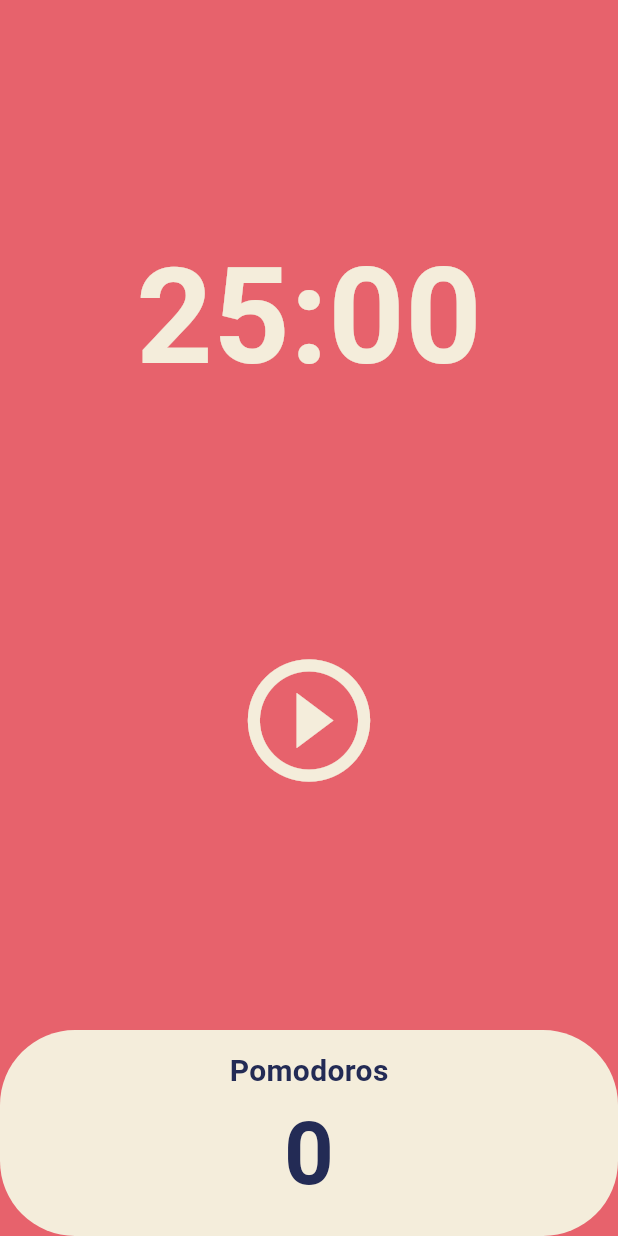
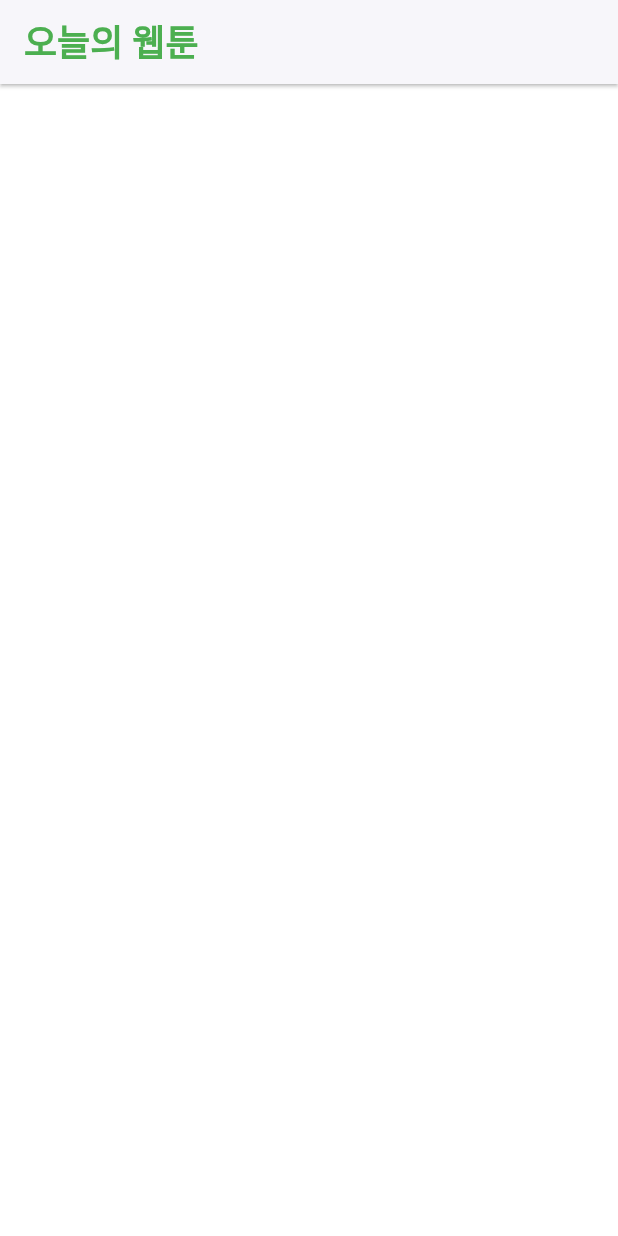
Before and after one commit to judoree/tooflix, a Flutter app: the screen it shows after launch, on a phone screen of 412 x 824 dp. Run offline on Flutter 3.47's test engine with Material 3 defaults, Android fonts, the light colour scheme and no system bars.

Commit message:
Create Webtoon

```diff
--- a/lib/main.dart
+++ b/lib/main.dart
@@ -10,17 +10,8 @@ class App extends StatelessWidget {
 
   @override
   Widget build(BuildContext context) {
-    return MaterialApp(
-      theme: ThemeData(
-        scaffoldBackgroundColor: const Color(0xFFE7626C),
-        textTheme: const TextTheme(
-          displayLarge: TextStyle(
-            color: Color(0xFF232B55),
-          ),
-        ),
-        cardColor: const Color(0xFFF4EDDB),
-      ),
-      home: const HomeScreen(),
+    return const MaterialApp(
+      home: HomeScreen(),
     );
   }
 }
--- a/lib/screens/home_screen.dart
+++ b/lib/screens/home_screen.dart
@@ -1,129 +1,24 @@
-import 'dart:async';
-
 import 'package:flutter/material.dart';
 
-class HomeScreen extends StatefulWidget {
+class HomeScreen extends StatelessWidget {
   const HomeScreen({super.key});
-
-  @override
-  State<HomeScreen> createState() => _HomeScreenState();
-}
-
-class _HomeScreenState extends State<HomeScreen> {
-  static const fanalTime = 1500;
-  int totalSeconds = fanalTime;
-  int totalPomodoros = 0;
-  bool isRunning = false;
-  late Timer timer; // lats modifier : 이 프로퍼티 를 당장 초기화 하지 않아도 된다는 것을 뜻함
-
-  void onTick(Timer timer) {
-    if (totalSeconds == 0) {
-      setState(() {
-        totalPomodoros = totalPomodoros + 1;
-        isRunning = false;
-        totalSeconds = fanalTime;
-      });
-      timer.cancel();
-    } else {
-      setState(() {
-        totalSeconds = totalSeconds - 1;
-      });
-    }
-  }
-
-  void onStartPressed() {
-    timer = Timer.periodic(
-      const Duration(seconds: 1),
-      onTick,
-    );
-    setState(() {
-      isRunning = true;
-    });
-  }
-
-  void onPausePressed() {
-    timer.cancel();
-    setState(() {
-      isRunning = false;
-    });
-  }
-
-  String format(int seconds) {
-    var duration = Duration(seconds: seconds);
-    return duration.toString().split(".").first.substring(2, 7);
-  }
 
   @override
   Widget build(BuildContext context) {
     return Scaffold(
-      backgroundColor: Theme.of(context).scaffoldBackgroundColor,
-      body: Column(
-        children: [
-          Flexible(
-            flex: 2,
-            child: Container(
-              alignment: Alignment.bottomCenter,
-              child: Text(
-                format(totalSeconds),
-                style: TextStyle(
-                  color: Theme.of(context).cardColor,
-                  fontSize: 89,
-                  fontWeight: FontWeight.w600,
-                ),
-              ),
-            ),
+      backgroundColor: Colors.white,
+      appBar: AppBar(
+        elevation: 1,
+        shadowColor: Colors.black,
+        backgroundColor: Colors.white,
+        foregroundColor: Colors.green,
+        title: const Text(
+          "오늘의 웹툰",
+          style: TextStyle(
+            fontSize: 24,
+            fontWeight: FontWeight.w600,
           ),
-          Flexible(
-            flex: 3,
-            child: Center(
-              child: IconButton(
-                iconSize: 98,
-                color: Theme.of(context).cardColor,
-                onPressed: isRunning ? onPausePressed : onStartPressed,
-                icon: Icon(isRunning
-                    ? Icons.pause_circle_outline
-                    : Icons.play_circle_outline),
-              ),
-            ),
-          ),
-          Flexible(
-            flex: 1,
-            child: Row(
-              children: [
-                Expanded(
-                  child: Container(
-                    decoration: BoxDecoration(
-                        color: Theme.of(context).cardColor,
-                        borderRadius: BorderRadius.circular(50)),
-                    child: Column(
-                      mainAxisAlignment: MainAxisAlignment.center,
-                      children: [
-                        Text(
-                          'Pomodoros',
-                          style: TextStyle(
-                            fontSize: 20,
-                            fontWeight: FontWeight.w600,
-                            color:
-                                Theme.of(context).textTheme.displayLarge!.color,
-                          ),
-                        ),
-                        Text(
-                          '$totalPomodoros',
-                          style: TextStyle(
-                            fontSize: 58,
-                            fontWeight: FontWeight.w600,
-                            color:
-                                Theme.of(context).textTheme.displayLarge!.color,
-                          ),
-                        ),
-                      ],
-                    ),
-                  ),
-                ),
-              ],
-            ),
-          ),
-        ],
+        ),
       ),
     );
   }
```
